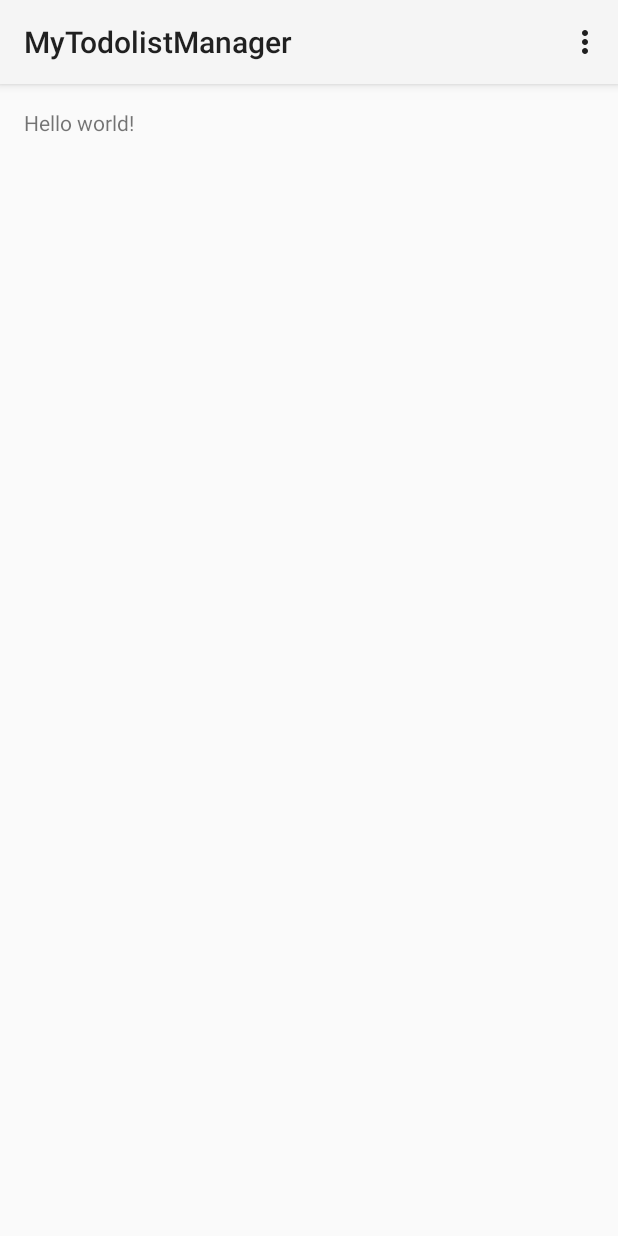
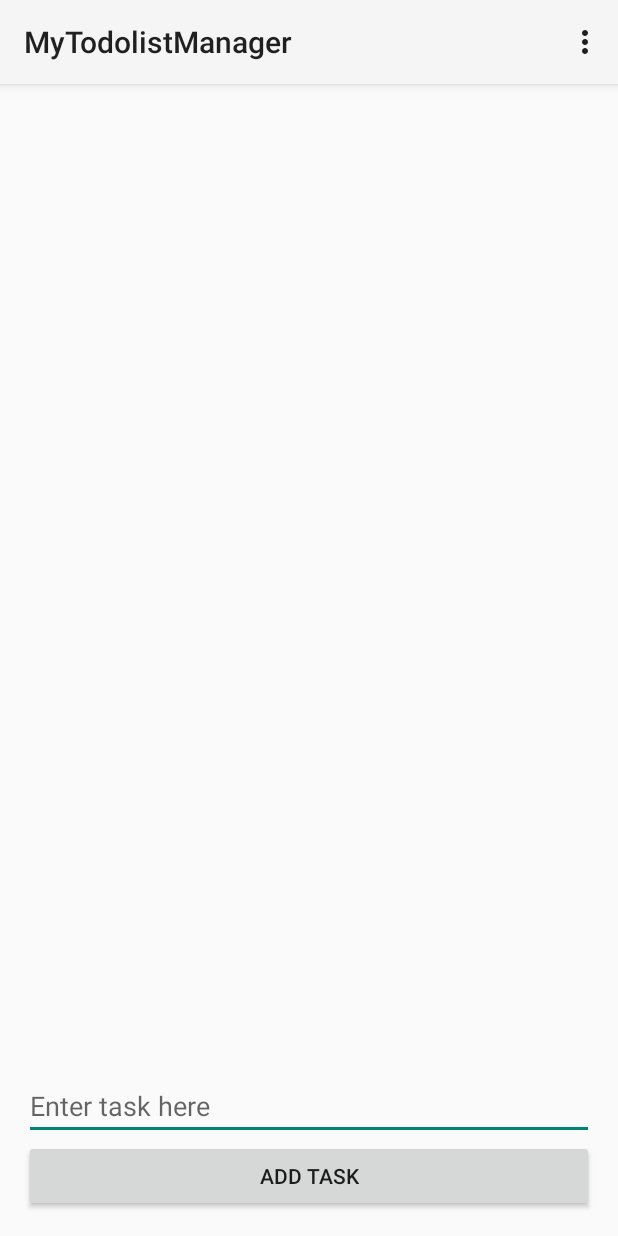
Before and after one commit to egipcy/MyTodolistManager, an Android app: the screen it shows after launch (MainActivity), on a phone screen of 412 x 824 dp. Run offline under Robolectric (Android 15) with nearby library versions, the phone set to English and light mode, and no system bars.

Commit message:
Added files via upload
Milestone 01

```diff
--- a/MyTodolistManager/app/src/main/res/layout/activity_main.xml
+++ b/MyTodolistManager/app/src/main/res/layout/activity_main.xml
@@ -5,7 +5,29 @@
     android:paddingTop="@dimen/activity_vertical_margin"
     android:paddingBottom="@dimen/activity_vertical_margin" tools:context=".MainActivity">
 
-    <TextView android:text="@string/hello_world" android:layout_width="wrap_content"
-        android:layout_height="wrap_content" />
+    <ListView
+        android:layout_width="fill_parent"
+        android:layout_height="fill_parent"
+        />
+
+    <Button
+        android:id="@+id/btn_task"
+        android:layout_width="match_parent"
+        android:layout_height="wrap_content"
+        android:layout_gravity="center_horizontal|bottom"
+        android:text="@string/btn_task"
+        android:layout_alignParentBottom="true"
+
+        />
+
+    <EditText
+        android:id="@+id/et_task"
+        android:layout_width="match_parent"
+        android:layout_height="wrap_content"
+        android:layout_gravity="center_horizontal"
+        android:hint="@string/et_task"
+        android:inputType="text"
+        android:layout_above="@id/btn_task"
+        />
 
 </RelativeLayout>
--- a/MyTodolistManager/app/src/main/res/values/strings.xml
+++ b/MyTodolistManager/app/src/main/res/values/strings.xml
@@ -3,4 +3,6 @@
 
     <string name="hello_world">Hello world!</string>
     <string name="action_settings">Settings</string>
+    <string name="et_task">Enter task here</string>
+    <string name="btn_task">Add task</string>
 </resources>
```
Also changed, not shown: 20 other files.
